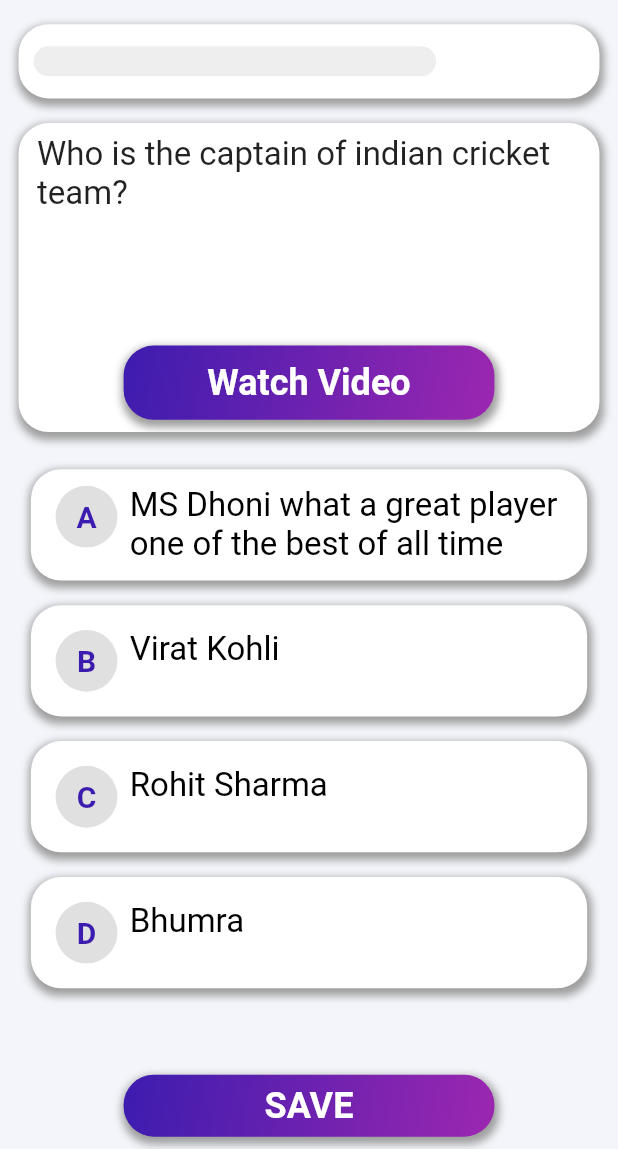
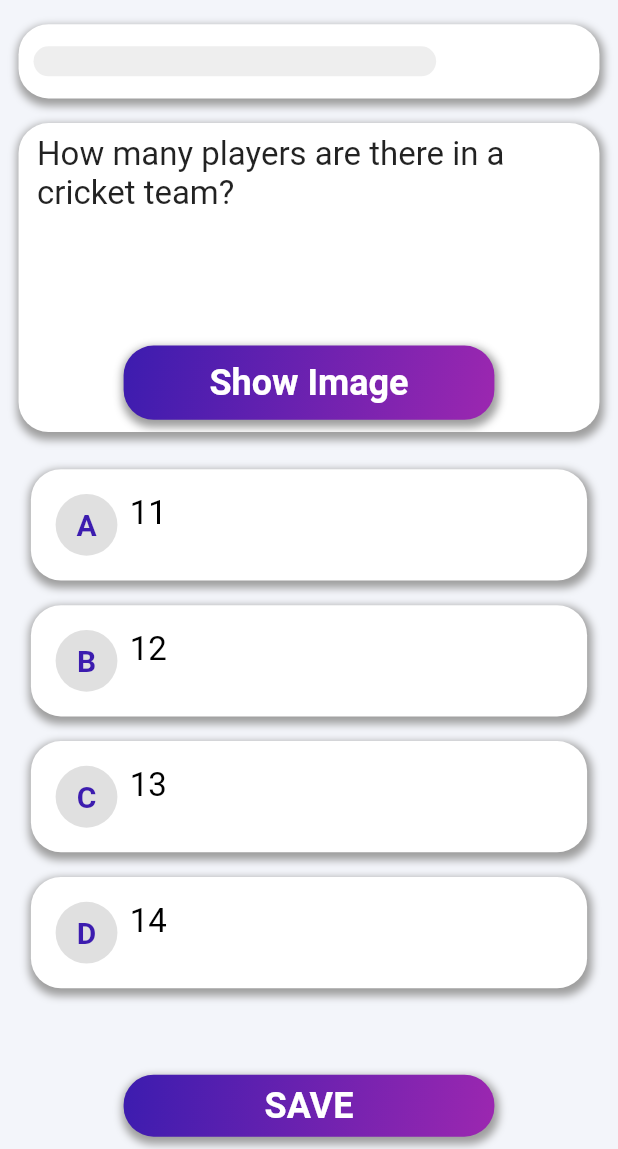
Before and after one commit to Tri-M/nvld_mobile_app, a Flutter app: the screen it shows after launch, on a phone screen of 412 x 824 dp, the part 87-1236 px from its top. Run offline on Flutter 3.47's test engine with Material 2 defaults, Android fonts, the phone set to English and light mode, and no system bars; drawn by our look-alikes of auto_size_text, percent_indicator; our stand-ins replace device_preview, video_player.

Commit message:
fixed a crucial bug

```diff
--- a/lib/components/question_card.dart
+++ b/lib/components/question_card.dart
@@ -48,7 +48,41 @@ class _QuestionCardState extends State<QuestionCard> {
 
       videoController.play();
     }
+
   }
+  @override
+  void didUpdateWidget(QuestionCard oldWidget){
+    super.didUpdateWidget(oldWidget);
+    print(widget.question.type);
+    if (widget.question.type == 'video') {
+      videoController = VideoPlayerController.network(widget.question.media!)
+        ..initialize().then((_) {
+          // Ensure the first frame is shown after the video is initialized, even before the play button has been pressed.
+          setState(() {});
+        });
+      _chewieController = ChewieController(
+        videoPlayerController: videoController,
+        // aspectRatio: videoController.value.aspectRatio,
+        autoPlay: true,
+        autoInitialize: true,
+        // looping: widget.looping,
+        allowFullScreen: true,
+        allowMuting: true,
+        errorBuilder: (context, errorMessage) {
+          return Center(
+            child: Text(
+              errorMessage,
+              style: TextStyle(color: Colors.white),
+            ),
+          );
+        },
+      );
+
+      videoController.play();
+    }
+  }
+
+
 
   @override
   void dispose() {
@@ -58,6 +92,11 @@ class _QuestionCardState extends State<QuestionCard> {
 
   @override
   Widget build(BuildContext context) {
+
+
+    question = widget.question;
+
+
     double width = MediaQuery.of(context).size.width;
     double height = MediaQuery.of(context).size.height;
     return Container(
@@ -78,57 +117,41 @@ class _QuestionCardState extends State<QuestionCard> {
           ],
           color: Colors.white,
         ),
-      child: question.type == 'text'
-          ? TextContainer(
+        child: Column(
+          children: [
+            !showQuestion && question.type == 'video'
+                ? videoController.value.isInitialized
+                    ? AspectRatio(
+                        aspectRatio: videoController.value.aspectRatio,
+                        child: Chewie(
+                          controller: _chewieController,
+                        ),
+                      )
+                    : Container()
+                : TextContainer(
                     text: question.question,
                     textAlign: TextAlign.start,
                     presetFontSizes: [22, 20, 18, 16, 14, 12, 10],
                     maxlines: 5,
                     width: width * 0.9,
                     height: height * 0.16,
-            )
-          : Column(
-                  children: [
-                    !showQuestion
-                        ? videoController.value.isInitialized
-              ? AspectRatio(
-                            aspectRatio: videoController.value.aspectRatio,
-                            child: Chewie(
-                              controller: _chewieController,
                   ),
-                          ):Container(
-
-                          )
-                        : TextContainer(
-                            text: question.question,
-                            textAlign: TextAlign.start,
-                            presetFontSizes: [
-
-                              22,
-                              20,
-                              18,
-                              16,
-                              14,
-                              12,
-                              10
-                            ],
-                            maxlines: 5,
-                            width: width * 0.9,
-                            height: height * 0.16,
-                          ),
-                    SizedBox(height: height * 0.01),
+            if (question.type != 'text') SizedBox(height: height * 0.01),
+            if (question.type != 'text')
               CommonButton(
                   height: height * 0.06,
                   width: width * 0.6,
-                        text: showQuestion?'Watch Video':'Show Question',
+                  text: showQuestion
+                      ? question.type == 'video'
+                          ? 'Watch Video'
+                          : 'Show Image'
+                      : 'Show Question',
                   onTap: () {
                     setState(() {
                       showQuestion = !showQuestion;
                     });
                   })
           ],
-                )
-
-    );
+        ));
   }
 }
--- a/lib/models/Question.dart
+++ b/lib/models/Question.dart
@@ -1,12 +1,11 @@
 class Question{
   String question;
-  String? image;
   List<String> options;
   int answer;
   int? selected;
   bool submitted=false;
   String type; //text or image or video
   String? media;
-  Question({required this.question,required this.answer,required this.options,this.image,required this.type,this.media});
+  Question({required this.question,required this.answer,required this.options,required this.type,this.media});
 
 }
--- a/lib/screens/mcq_page.dart
+++ b/lib/screens/mcq_page.dart
@@ -17,8 +17,19 @@ class McqPage extends StatefulWidget {
 
 class _McqPageState extends State<McqPage> {
   int currQuestion = 0;
+  late List<Question> questions;
 
-  List<Question> questions = [
+  @override
+  initState() {
+    super.initState();
+    questions = [
+    Question(
+      question: 'How many players are there in a cricket team?',
+      options: ['11', '12', '13', '14'],
+      answer: 1,
+      type: "image",
+      media:''
+    ),
     Question(
       question: 'Who is the captain of indian cricket team? ',
       options: ['MS Dhoni what a great player one of the best of all time', 'Virat Kohli', 'Rohit Sharma', 'Bhumra'],
@@ -26,22 +37,21 @@ class _McqPageState extends State<McqPage> {
       type: "video",
       media:"https://flutter.github.io/assets-for-api-docs/assets/videos/bee.mp4"
     ),
+
     Question(
-      question: 'How many players are there in a cricket team?',
-      options: ['11', '12', '13', '14'],
+      question: 'How many Idiots in a cricket team?',
+      options: ['2', '12', '3', '4'],
       answer: 1,
       type: "text",
+      media:''
     ),
   ];
-  @override
-  initState() {
-    // questions=[...questions,...questions,...questions,...questions,...questions,...questions,...questions,...questions,...questions,...questions,...questions,...questions];
-    super.initState();
   }
+
 
   @override
   Widget build(BuildContext context) {
-    // print(questions.where((q)=>q.submitted).length);
+
     int questionsLength = questions.length;
     double width = MediaQuery.of(context).size.width;
     double height = MediaQuery.of(context).size.height;
@@ -167,6 +177,7 @@ class _McqPageState extends State<McqPage> {
             ),
             SizedBox(height: height * 0.02),
             QuestionCard(question: questions[currQuestion]),
+            // Text(questions[currQuestion].question),
             SizedBox(height: height * 0.02),
             Expanded(
               child: SingleChildScrollView(
```
Lines whose indentation alone changed are shown as unchanged.
